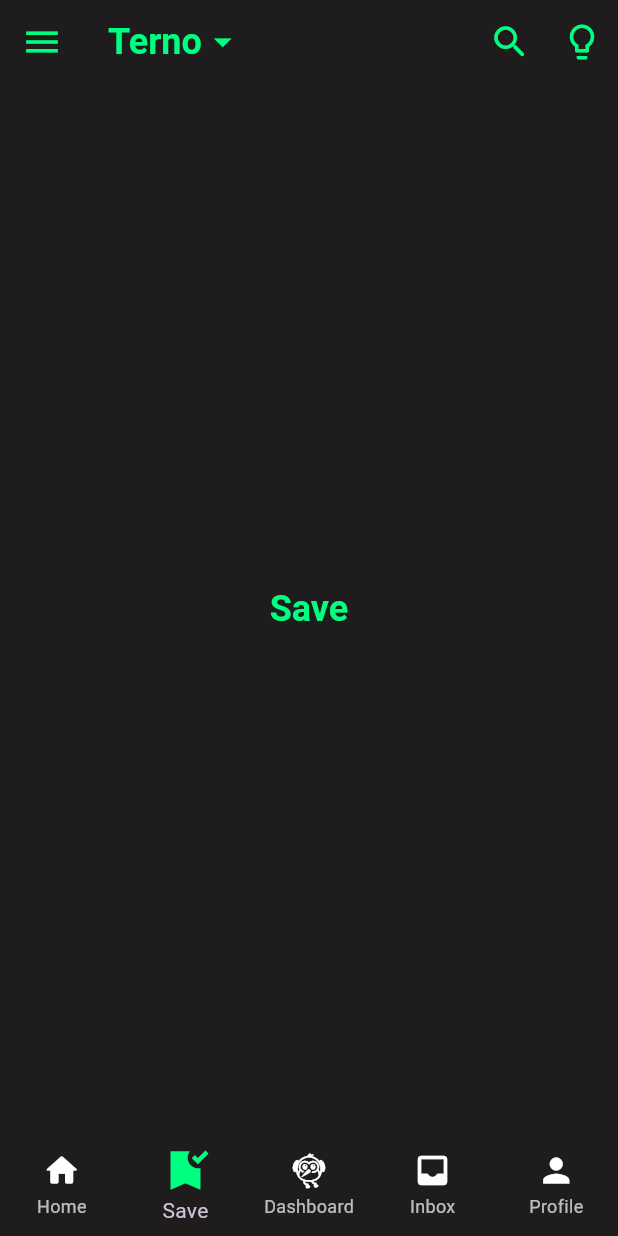
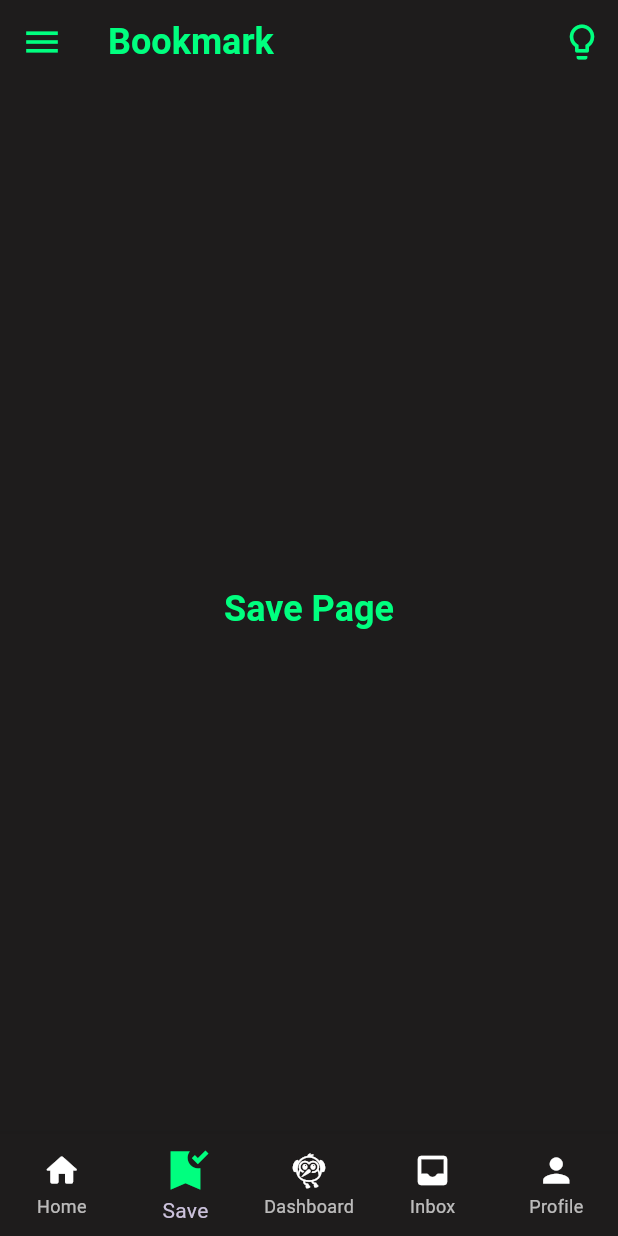
Before and after one commit to AurelioAlfons/Leap, a Flutter app: the screen it shows after launch, item 2 of the bottom bar chosen, on a phone screen of 412 x 824 dp. Run offline on Flutter 3.47's test engine with Material 3 defaults, Android fonts, the phone set to English and light mode, and no system bars.

Commit message:
Extract appBar to customAppBar so can be used globally with parameters, and change icon color

```diff
--- a/lib/UI/Home/save.dart
+++ b/lib/UI/Home/save.dart
@@ -1,14 +1,26 @@
 import 'package:flutter/material.dart';
+import 'package:leap/UI/Layout/customappbar.dart';
 
 class SavePage extends StatelessWidget {
   const SavePage({super.key});
 
   @override
   Widget build(BuildContext context) {
-    return Center(
-      child: Text(
-        'Save',
-        style: Theme.of(context).textTheme.titleLarge,
+    return Scaffold(
+      // Custom AppBar with page-specific settings
+      appBar: CustomAppBar(
+        title: "Bookmark",
+        showSearchButton: false,
+        showDropdown: false,
+        onMenuPressed: () => Scaffold.of(context).openDrawer(),
+        onEndDrawerPressed: () => Scaffold.of(context).openEndDrawer(),
+      ),
+
+      body: Center(
+        child: Text(
+          'Save Page',
+          style: Theme.of(context).textTheme.titleLarge,
+        ),
       ),
     );
   }
--- /dev/null
+++ b/lib/UI/Layout/customappbar.dart
@@ -0,0 +1,92 @@
+import 'package:flutter/material.dart';
+
+class CustomAppBar extends StatelessWidget implements PreferredSizeWidget {
+  // Required parameters for the app bar title and visibility options
+  final String title;
+  final bool showSearchButton;
+  final bool showDropdown;
+
+  // Callbacks for menu and end drawer actions
+  final VoidCallback? onMenuPressed;
+  final VoidCallback? onEndDrawerPressed;
+
+  const CustomAppBar({
+    super.key,
+    required this.title,
+    this.showSearchButton = true,
+    this.showDropdown = true,
+    this.onMenuPressed,
+    this.onEndDrawerPressed,
+  });
+
+  @override
+  Widget build(BuildContext context) {
+    return AppBar(
+      // Conditionally shows title with dropdown menu or just title
+      title: showDropdown
+          ? PopupMenuButton<String>(
+              onSelected: (value) {
+                // Handle selected item
+                // ignore: avoid_print
+                print(value);
+              },
+              offset: const Offset(0, 30),
+              padding: EdgeInsets.zero,
+              child: Row(
+                mainAxisSize: MainAxisSize.min,
+                children: [
+                  Text(title),
+                  const Icon(Icons.arrow_drop_down_outlined),
+                ],
+              ),
+
+              // Dropdown menu items
+              itemBuilder: (BuildContext context) {
+                return <PopupMenuEntry<String>>[
+                  const PopupMenuItem<String>(
+                    value: 'Home',
+                    child: Row(
+                      children: [
+                        Icon(Icons.home_rounded),
+                        Text('   Home'),
+                      ],
+                    ),
+                  ),
+                  const PopupMenuItem<String>(
+                    value: 'Popular',
+                    child: Row(
+                      children: [
+                        Icon(Icons.data_exploration_rounded),
+                        Text('   Popular'),
+                      ],
+                    ),
+                  ),
+                ];
+              },
+            )
+          : Text(title),
+
+      // Leading icon button to open the main drawer
+      leading: IconButton(
+        icon: const Icon(Icons.menu),
+        onPressed: onMenuPressed,
+      ),
+
+      // Action buttons (search and end drawer) based on visibility flags
+      actions: [
+        if (showSearchButton)
+          IconButton(
+            onPressed: () {},
+            icon: const Icon(Icons.search_rounded),
+          ),
+        IconButton(
+          onPressed: onEndDrawerPressed,
+          icon: const Icon(Icons.lightbulb_outlined),
+        ),
+      ],
+    );
+  }
+
+  @override
+  Size get preferredSize => const Size.fromHeight(kToolbarHeight);
+}
--- a/lib/UI/Layout/dark.dart
+++ b/lib/UI/Layout/dark.dart
@@ -5,6 +5,8 @@ class DarkMode {
     return ThemeData(
       brightness: Brightness.dark,
       scaffoldBackgroundColor: const Color.fromARGB(255, 30, 28, 28),
+
+      // AppBar theme
       appBarTheme: const AppBarTheme(
         backgroundColor: Color.fromARGB(255, 30, 28, 28),
         titleTextStyle: TextStyle(
@@ -17,10 +19,14 @@ class DarkMode {
           size: 28,
         ),
       ),
+
+      // Popup menu theme
       popupMenuTheme: const PopupMenuThemeData(
         color: Color.fromARGB(255, 38, 39, 41),
         textStyle: TextStyle(color: Color.fromARGB(255, 0, 255, 127)),
       ),
+
+      // Drawer theme
       drawerTheme: const DrawerThemeData(
         backgroundColor: Color.fromARGB(255, 30, 28, 28),
         elevation: 5,
@@ -28,6 +34,8 @@ class DarkMode {
           borderRadius: BorderRadius.horizontal(right: Radius.circular(20)),
         ),
       ),
+
+      // ListTile theme
       listTileTheme: const ListTileThemeData(
         iconColor: Color.fromARGB(255, 0, 255, 127),
         textColor: Color.fromARGB(255, 0, 255, 127),
@@ -37,6 +45,8 @@ class DarkMode {
           fontWeight: FontWeight.bold,
         ),
       ),
+
+      // Bottom navigation bar theme
       bottomNavigationBarTheme: const BottomNavigationBarThemeData(
         backgroundColor: Color.fromARGB(255, 30, 28, 28),
         selectedIconTheme: IconThemeData(
@@ -48,6 +58,8 @@ class DarkMode {
           color: Colors.white,
         ),
       ),
+
+      // Text theme
       textTheme: const TextTheme(
         titleLarge: TextStyle(
           fontSize: 24,
@@ -60,6 +72,10 @@ class DarkMode {
     );
   }
 
+  // Custom icon color for theme toggle
+  static const Color iconColor = Color.fromARGB(255, 0, 255, 127);
+
+  // Drawer header style for consistency
   static const BoxDecoration drawerHeaderStyle = BoxDecoration(
     color: Color.fromARGB(255, 0, 200, 83),
   );
--- a/lib/UI/Layout/light.dart
+++ b/lib/UI/Layout/light.dart
@@ -61,6 +61,9 @@ class LightMode {
     );
   }
 
+  // Custom icon color for theme toggle
+  static const Color iconColor = Color(0xFF007A5E);
+
   static const BoxDecoration drawerHeaderStyle = BoxDecoration(
     color: Color(0xFFFFC857),
   );
--- a/lib/main.dart
+++ b/lib/main.dart
@@ -11,7 +11,6 @@ void main() {
   runApp(const MainApp());
 }
 
-// Main Class that we will run
 class MainApp extends StatefulWidget {
   const MainApp({super.key});
 
@@ -19,19 +18,20 @@ class MainApp extends StatefulWidget {
   State<MainApp> createState() => _AppNavigation();
 }
 
-// Navigation Logic & UI
 class _AppNavigation extends State<MainApp> {
-  int _currentIndex = 0; // Declare the nav index (Home:0)
-  bool _isDropdownOpen = false; // Track if dropdown menu is open
-  bool isDarkMode = true; // Initial theme state (default to dark mode)
+  // Initial navigation index
+  int _currentIndex = 0;
+  // Default theme state
+  bool isDarkMode = true;
 
-  // Toggle theme between Dark and Light
+  // Toggle theme between dark and light
   void _toggleTheme() {
     setState(() {
       isDarkMode = !isDarkMode;
     });
   }
 
+  // List of pages for bottom navigation
   final List<Widget> _pages = [
     const HomePage(),
     const SavePage(),
@@ -40,140 +40,39 @@ class _AppNavigation extends State<MainApp> {
     const ProfilePage(),
   ];
 
-  // Handle bottom navigation item tap
+  // Handle bottom navigation item selection
   void _onItemTapped(int index) {
     setState(() {
       _currentIndex = index;
     });
   }
 
-  // Toggle dropdown state
-  void _toggleDropdown() {
-    setState(() {
-      _isDropdownOpen = !_isDropdownOpen;
-    });
-  }
-
   @override
   Widget build(BuildContext context) {
     return MaterialApp(
-      // Remove Debug Banner
       debugShowCheckedModeBanner: false,
       theme: isDarkMode ? DarkMode.darkTheme : LightMode.lightTheme,
-
       home: Scaffold(
-        appBar: AppBar(
-          // Title with dropdown
-          title: PopupMenuButton<String>(
-            onSelected: (value) {
-              // ignore: avoid_print
-              print(value); // Handle selected item
-              setState(() {
-                _isDropdownOpen = false;
-              });
-            },
-            onCanceled: () {
-              setState(() {
-                _isDropdownOpen = false;
-              });
-            },
-            offset: const Offset(0, 30),
-            padding: EdgeInsets.zero,
-            child: Row(
-              mainAxisSize: MainAxisSize.min,
-              children: [
-                const Text("Terno"),
-                AnimatedRotation(
-                  turns: _isDropdownOpen ? 0.5 : 0.0, // Rotate 180 degrees
-                  duration: const Duration(milliseconds: 200),
-                  child: const Icon(Icons.arrow_drop_down_outlined),
-                ),
-              ],
-            ),
-            itemBuilder: (BuildContext context) {
-              _toggleDropdown();
-              return <PopupMenuEntry<String>>[
-                PopupMenuItem<String>(
-                  value: 'Home',
-                  child: Row(
-                    children: [
-                      const Icon(Icons.home_rounded),
-                      Text(
-                        '   Home',
-                        style: Theme.of(context).popupMenuTheme.textStyle,
-                      ),
-                    ],
-                  ),
-                ),
-                PopupMenuItem<String>(
-                  value: 'Popular',
-                  child: Row(
-                    children: [
-                      const Icon(Icons.data_exploration_rounded),
-                      Text(
-                        '   Popular',
-                        style: Theme.of(context).popupMenuTheme.textStyle,
-                      ),
-                    ],
-                  ),
-                ),
-              ];
-            },
-          ),
-
-          // Left Button (Drawer or Menu)
-          leading: Builder(
-            builder: (context) {
-              return IconButton(
-                icon: const Icon(Icons.menu),
-                onPressed: () {
-                  Scaffold.of(context).openDrawer();
-                },
-              );
-            },
-          ),
-
-          // Right Button (Search)
-          actions: [
-            IconButton(
-              onPressed: () {},
-              icon: const Icon(Icons.search_rounded),
-            ),
-            Builder(
-              builder: (context) {
-                return IconButton(
-                  onPressed: () {
-                    Scaffold.of(context).openEndDrawer();
-                  },
-                  icon: const Icon(
-                      Icons.lightbulb_outlined), // Static icon for right drawer
-                );
-              },
-            ),
-          ],
-        ),
-
-        // Left Drawer (Menu)
-        drawer: leftDrawer(context),
+        // Left Drawer (Main Menu)
+        drawer: _buildLeftDrawer(),
 
         // Right Drawer (Additional Menu)
-        endDrawer: rightDrawer(),
+        endDrawer: _buildRightDrawer(),
 
         // Display the current page based on _currentIndex
         body: _pages[_currentIndex],
 
         // Bottom Navigation Bar
-        bottomNavigationBar: navBar(),
+        bottomNavigationBar: _buildNavBar(),
       ),
     );
   }
 
   // Right Drawer with Theme Toggle
-  Drawer rightDrawer() {
+  Drawer _buildRightDrawer() {
     return Drawer(
       child: Column(
         children: [
-          // Expanded to make drawer scrollable
           Expanded(
             child: ListView(
               padding: EdgeInsets.zero,
@@ -185,12 +84,11 @@ class _AppNavigation extends State<MainApp> {
                     style: TextStyle(color: Colors.white, fontSize: 24),
                   ),
                 ),
-                // Add other menu items here if needed
               ],
             ),
           ),
 
-          // Row for Settings and Theme Toggle
+          // Settings and Theme Toggle Row
           Row(
             mainAxisAlignment: MainAxisAlignment.spaceBetween,
             children: [
@@ -201,17 +99,14 @@ class _AppNavigation extends State<MainApp> {
                     'Settings',
                     style: TextStyle(fontSize: 24),
                   ),
-                  onTap: () {
-                    Navigator.pop(context);
-                  },
+                  onTap: () {},
                 ),
               ),
               IconButton(
-                // Toggle icon between filled and outlined based on isDarkMode
-                icon: Icon(isDarkMode
-                    ? Icons.brightness_4 // Filled icon for dark mode
-                    : Icons
-                        .brightness_4_outlined), // Outlined icon for light mode
+                icon: Icon(
+                  isDarkMode ? Icons.brightness_4 : Icons.brightness_4_outlined,
+                  color: isDarkMode ? DarkMode.iconColor : LightMode.iconColor,
+                ),
                 onPressed: _toggleTheme,
                 tooltip: 'Toggle Theme',
               ),
@@ -222,8 +117,8 @@ class _AppNavigation extends State<MainApp> {
     );
   }
 
-  // Left Drawer
-  Drawer leftDrawer(BuildContext context) {
+  // Left Drawer with Logout option
+  Drawer _buildLeftDrawer() {
     return Drawer(
       child: Column(
         children: [
@@ -249,9 +144,7 @@ class _AppNavigation extends State<MainApp> {
               'Logout',
               style: TextStyle(fontSize: 24),
             ),
-            onTap: () {
-              Navigator.pop(context);
-            },
+            onTap: () {},
           ),
         ],
       ),
@@ -259,7 +152,7 @@ class _AppNavigation extends State<MainApp> {
   }
 
   // Bottom Navigation Bar
-  BottomNavigationBar navBar() {
+  BottomNavigationBar _buildNavBar() {
     return BottomNavigationBar(
       type: BottomNavigationBarType.fixed,
       currentIndex: _currentIndex,
```
Also changed, not shown: lib/UI/Home/dashboard.dart (+16 -4 lines), lib/UI/Home/home.dart (+16 -4 lines), lib/UI/Home/inbox.dart (+16 -4 lines), lib/UI/Home/profile.dart (+16 -4 lines).
